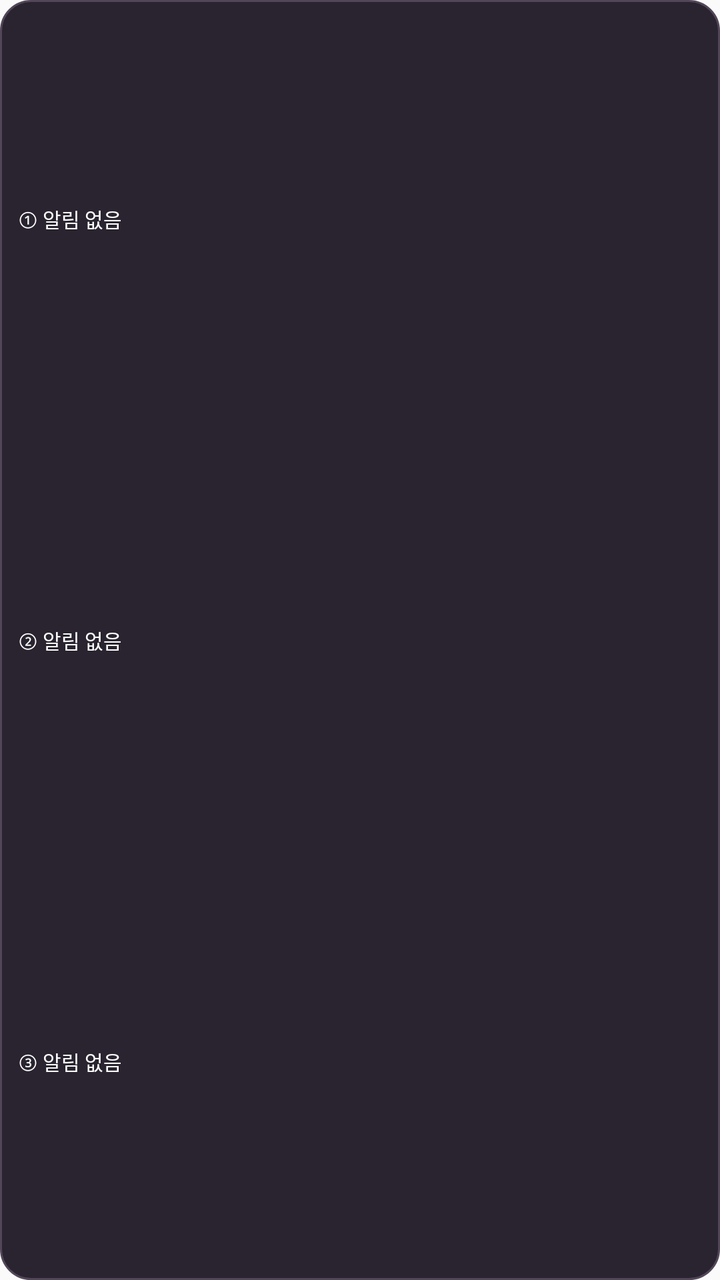
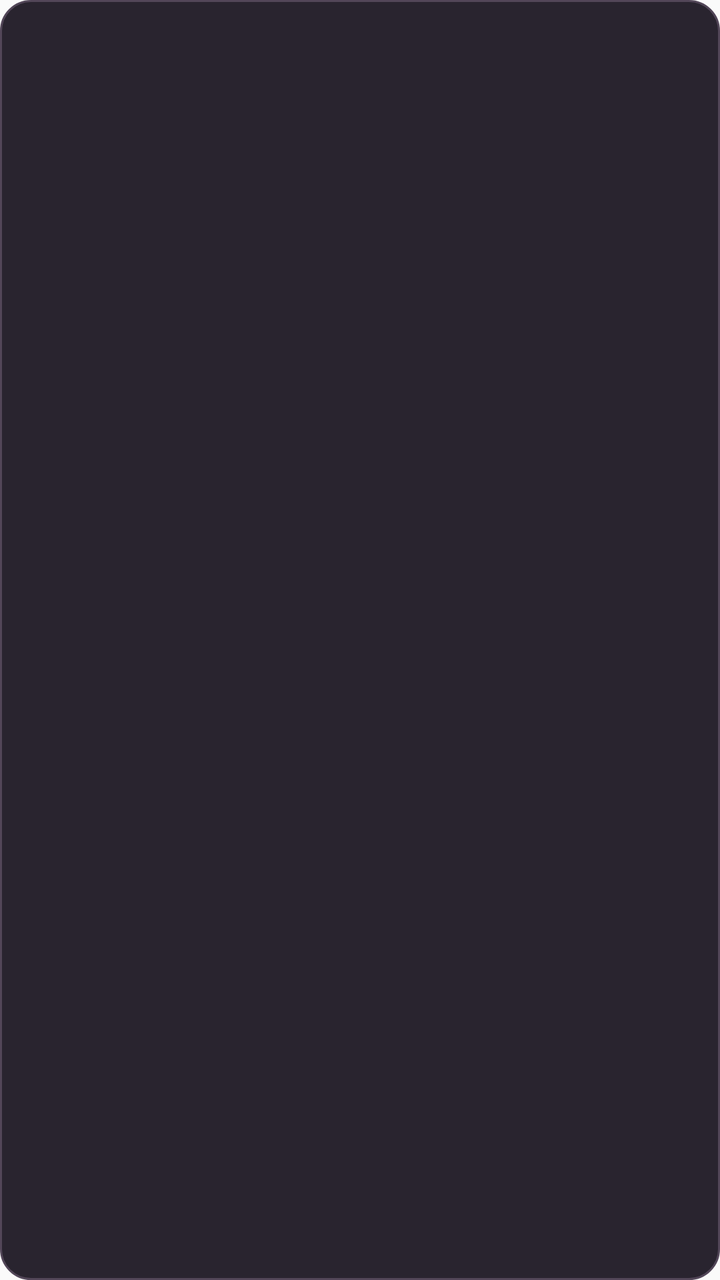

An Android layout rendered at two revisions. The XML below is the earlier revision; the diff shows what the commit changed to produce the second picture.
<!-- AndroidManifest.xml: application theme android:Theme.Material.Light.NoActionBar -->
<!-- res/layout/widget_small.xml -->
<?xml version="1.0" encoding="utf-8"?>
<LinearLayout xmlns:android="http://schemas.android.com/apk/res/android"
    android:id="@+id/widget_root"
    android:layout_width="match_parent"
    android:layout_height="match_parent"
    android:orientation="vertical"
    android:gravity="center_vertical"
    android:background="@drawable/widget_bg"
    android:paddingStart="9dp"
    android:paddingEnd="6dp"
    android:paddingTop="4dp"
    android:paddingBottom="4dp">

    <TextView
        android:id="@+id/room_row_1"
        android:layout_width="match_parent"
        android:layout_height="0dp"
        android:layout_weight="1"
        android:gravity="center_vertical"
        android:singleLine="true"
        android:ellipsize="end"
        android:textSize="10sp"
        android:textColor="#FFFFFF"
        android:text="① 알림 없음"/>

    <TextView
        android:id="@+id/room_row_2"
        android:layout_width="match_parent"
        android:layout_height="0dp"
        android:layout_weight="1"
        android:gravity="center_vertical"
        android:singleLine="true"
        android:ellipsize="end"
        android:textSize="10sp"
        android:textColor="#FFFFFF"
        android:text="② 알림 없음"/>

    <TextView
        android:id="@+id/room_row_3"
        android:layout_width="match_parent"
        android:layout_height="0dp"
        android:layout_weight="1"
        android:gravity="center_vertical"
        android:singleLine="true"
        android:ellipsize="end"
        android:textSize="10sp"
        android:textColor="#FFFFFF"
        android:text="③ 알림 없음"/>
</LinearLayout>
<!-- resources referenced by this layout -->
<resources>
  <!-- drawable widget_bg (drawable) -->
  <?xml version="1.0" encoding="utf-8"?>
  <shape xmlns:android="http://schemas.android.com/apk/res/android">
      <solid android:color="#29242F"/>
      <corners android:radius="15dp"/>
      <stroke android:width="1dp" android:color="#524658"/>
  </shape>
</resources>

<!-- the commit's change to res/layout/widget_small.xml (unified diff, before → after) -->
@@ -6,44 +6,45 @@
     android:orientation="vertical"
     android:gravity="center_vertical"
     android:background="@drawable/widget_bg"
-    android:paddingStart="9dp"
-    android:paddingEnd="6dp"
-    android:paddingTop="4dp"
-    android:paddingBottom="4dp">
+    android:paddingStart="7dp"
+    android:paddingEnd="7dp"
+    android:paddingTop="3dp"
+    android:paddingBottom="3dp">
 
-    <TextView
-        android:id="@+id/room_row_1"
-        android:layout_width="match_parent"
-        android:layout_height="0dp"
-        android:layout_weight="1"
-        android:gravity="center_vertical"
-        android:singleLine="true"
-        android:ellipsize="end"
-        android:textSize="10sp"
-        android:textColor="#FFFFFF"
-        android:text="① 알림 없음"/>
-
-    <TextView
-        android:id="@+id/room_row_2"
-        android:layout_width="match_parent"
-        android:layout_height="0dp"
-        android:layout_weight="1"
-        android:gravity="center_vertical"
-        android:singleLine="true"
-        android:ellipsize="end"
-        android:textSize="10sp"
-        android:textColor="#FFFFFF"
-        android:text="② 알림 없음"/>
-
-    <TextView
-        android:id="@+id/room_row_3"
-        android:layout_width="match_parent"
-        android:layout_height="0dp"
-        android:layout_weight="1"
-        android:gravity="center_vertical"
-        android:singleLine="true"
-        android:ellipsize="end"
-        android:textSize="10sp"
-        android:textColor="#FFFFFF"
-        android:text="③ 알림 없음"/>
+    <LinearLayout android:layout_width="match_parent" android:layout_height="0dp"
+        android:layout_weight="1" android:orientation="horizontal" android:gravity="center_vertical">
+        <TextView android:id="@+id/room_name_1"
+            android:layout_width="0dp" android:layout_weight="1" android:layout_height="match_parent"
+            android:gravity="center_vertical" android:singleLine="true" android:ellipsize="end"
+            android:includeFontPadding="false" android:textSize="10sp" android:textColor="#F0EBF3"/>
+        <TextView android:id="@+id/room_status_1"
+            android:layout_width="wrap_content" android:layout_height="match_parent"
+            android:gravity="center_vertical" android:singleLine="true"
+            android:includeFontPadding="false" android:paddingStart="3dp"
+            android:textSize="9sp" android:textColor="#FFB6DC"/>
+    </LinearLayout>
+    <LinearLayout android:layout_width="match_parent" android:layout_height="0dp"
+        android:layout_weight="1" android:orientation="horizontal" android:gravity="center_vertical">
+        <TextView android:id="@+id/room_name_2"
+            android:layout_width="0dp" android:layout_weight="1" android:layout_height="match_parent"
+            android:gravity="center_vertical" android:singleLine="true" android:ellipsize="end"
+            android:includeFontPadding="false" android:textSize="10sp" android:textColor="#F0EBF3"/>
+        <TextView android:id="@+id/room_status_2"
+            android:layout_width="wrap_content" android:layout_height="match_parent"
+            android:gravity="center_vertical" android:singleLine="true"
+            android:includeFontPadding="false" android:paddingStart="3dp"
+            android:textSize="9sp" android:textColor="#FFB6DC"/>
+    </LinearLayout>
+    <LinearLayout android:layout_width="match_parent" android:layout_height="0dp"
+        android:layout_weight="1" android:orientation="horizontal" android:gravity="center_vertical">
+        <TextView android:id="@+id/room_name_3"
+            android:layout_width="0dp" android:layout_weight="1" android:layout_height="match_parent"
+            android:gravity="center_vertical" android:singleLine="true" android:ellipsize="end"
+            android:includeFontPadding="false" android:textSize="10sp" android:textColor="#F0EBF3"/>
+        <TextView android:id="@+id/room_status_3"
+            android:layout_width="wrap_content" android:layout_height="match_parent"
+            android:gravity="center_vertical" android:singleLine="true"
+            android:includeFontPadding="false" android:paddingStart="3dp"
+            android:textSize="9sp" android:textColor="#FFB6DC"/>
+    </LinearLayout>
 </LinearLayout>
